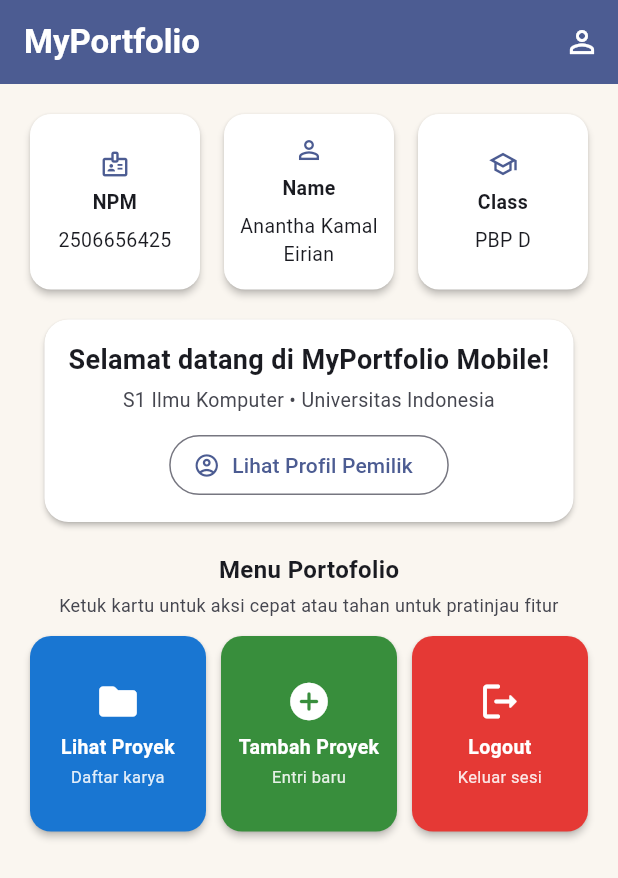
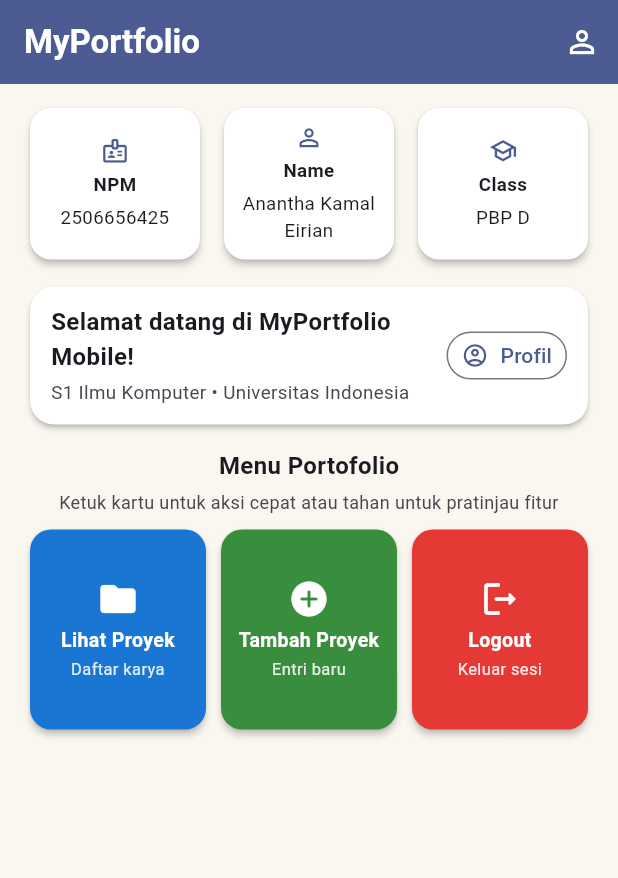
Before and after one commit to ananthakamal-lgtm/myportofolio_mobile, a Flutter app: the screen it shows after launch, on a phone screen of 412 x 824 dp. Shown: the top 878 px of the screen. Run offline on Flutter 3.47's test engine with Material 3 defaults, Android fonts, the phone set to English and light mode, and no system bars.

Commit message:
fix(menu): refine responsive card width and grid ratio to prevent overflow

```diff
--- a/lib/menu.dart
+++ b/lib/menu.dart
@@ -183,10 +183,10 @@ class MyHomePage extends StatelessWidget {
       // SafeArea dan SingleChildScrollView mencegah overflow pada layar kecil.
       body: SafeArea(
         child: SingleChildScrollView(
-          padding: const EdgeInsets.all(16.0),
+          padding: const EdgeInsets.symmetric(horizontal: 16.0, vertical: 12.0),
           child: Center(
             child: ConstrainedBox(
-              constraints: const BoxConstraints(maxWidth: 460),
+              constraints: const BoxConstraints(maxWidth: 560),
               child: Column(
                 crossAxisAlignment: CrossAxisAlignment.center,
                 children: [
@@ -222,7 +222,7 @@ class MyHomePage extends StatelessWidget {
                     ),
                   ),
 
-                  const SizedBox(height: 12.0),
+                  const SizedBox(height: 10.0),
 
                   // Kartu sambutan pemilik portofolio beserta akses cepat profil lengkap.
                   Card(
@@ -232,43 +232,55 @@ class MyHomePage extends StatelessWidget {
                     ),
                     child: Padding(
                       padding: const EdgeInsets.symmetric(
-                        horizontal: 16.0,
-                        vertical: 14.0,
+                        horizontal: 14.0,
+                        vertical: 12.0,
                       ),
+                      child: Row(
+                        children: [
+                          Expanded(
                             child: Column(
+                              crossAxisAlignment: CrossAxisAlignment.start,
                               children: [
                                 const Text(
                                   'Selamat datang di MyPortfolio Mobile!',
-                            textAlign: TextAlign.center,
                                   style: TextStyle(
                                     fontWeight: FontWeight.bold,
-                              fontSize: 18.0,
+                                    fontSize: 16.0,
                                   ),
                                 ),
                                 const SizedBox(height: 4.0),
                                 Text(
                                   programStudi,
-                            textAlign: TextAlign.center,
                                   style: TextStyle(
-                              fontSize: 13.0,
+                                    fontSize: 12.5,
                                     color: colorScheme.onSurfaceVariant,
                                   ),
                                 ),
-                          const SizedBox(height: 10.0),
+                              ],
+                            ),
+                          ),
+                          const SizedBox(width: 8.0),
                           OutlinedButton.icon(
                             onPressed: () => _showOwnerProfileSheet(context),
+                            style: OutlinedButton.styleFrom(
+                              padding: const EdgeInsets.symmetric(
+                                horizontal: 10,
+                                vertical: 8,
+                              ),
+                              visualDensity: VisualDensity.compact,
+                            ),
                             icon: const Icon(
                               Icons.account_circle_outlined,
                               size: 18,
                             ),
-                            label: const Text('Lihat Profil Pemilik'),
+                            label: const Text('Profil'),
                           ),
                         ],
                       ),
                     ),
                   ),
 
-                  const SizedBox(height: 16.0),
+                  const SizedBox(height: 12.0),
 
                   // Bagian menu aksi portofolio.
                   const Text(
@@ -288,23 +300,26 @@ class MyHomePage extends StatelessWidget {
                     ),
                   ),
 
-                  // GridView menampilkan kartu tombol dalam tata letak kisi 3 kolom.
-                  GridView.count(
+                  // Batasi lebar GridView agar ukuran kartu menu tetap proporsional di layar lebar.
+                  ConstrainedBox(
+                    constraints: const BoxConstraints(maxWidth: 380),
+                    child: GridView.count(
                       primary: false,
                       physics: const NeverScrollableScrollPhysics(),
                       padding: const EdgeInsets.symmetric(
-                      vertical: 12.0,
+                        vertical: 10.0,
                         horizontal: 4.0,
                       ),
                       crossAxisSpacing: 10,
                       mainAxisSpacing: 10,
                       crossAxisCount: 3,
-                    childAspectRatio: 0.90,
+                      childAspectRatio: 0.88,
                       // shrinkWrap agar ukuran kisi menyesuaikan tinggi konten anak.
                       shrinkWrap: true,
                       children: items.map((ItemHomepage item) {
                         return ItemCard(item);
                       }).toList(),
+                    ),
                   ),
                 ],
               ),
@@ -338,27 +353,27 @@ class InfoCard extends StatelessWidget {
       elevation: 2.0,
       shape: RoundedRectangleBorder(borderRadius: BorderRadius.circular(14)),
       child: Padding(
-        padding: const EdgeInsets.symmetric(horizontal: 10.0, vertical: 14.0),
+        padding: const EdgeInsets.symmetric(horizontal: 8.0, vertical: 10.0),
         child: Column(
           mainAxisAlignment: MainAxisAlignment.center,
           children: [
             if (icon != null) ...[
-              Icon(icon, size: 20.0, color: colorScheme.primary),
-              const SizedBox(height: 6.0),
+              Icon(icon, size: 19.0, color: colorScheme.primary),
+              const SizedBox(height: 4.0),
             ],
             Text(
               title,
               textAlign: TextAlign.center,
               style: const TextStyle(
                 fontWeight: FontWeight.bold,
-                fontSize: 13.0,
+                fontSize: 12.5,
               ),
             ),
-            const SizedBox(height: 6.0),
+            const SizedBox(height: 4.0),
             Text(
               content,
               textAlign: TextAlign.center,
-              style: const TextStyle(fontSize: 13.0),
+              style: const TextStyle(fontSize: 12.5),
             ),
           ],
         ),
@@ -480,7 +495,7 @@ class ItemCard extends StatelessWidget {
         onTap: () => _handleTap(context),
         onLongPress: () => _showItemDetailDialog(context),
         child: Container(
-          padding: const EdgeInsets.all(10),
+          padding: const EdgeInsets.symmetric(horizontal: 6, vertical: 8),
           child: Center(
             child: Column(
               mainAxisAlignment: MainAxisAlignment.center,
@@ -488,9 +503,9 @@ class ItemCard extends StatelessWidget {
                 Icon(
                   item.icon,
                   color: Colors.white,
-                  size: 30.0,
+                  size: 28.0,
                 ),
-                const SizedBox(height: 6),
+                const SizedBox(height: 4),
                 Text(
                   item.name,
                   textAlign: TextAlign.center,
```
Lines whose indentation alone changed are shown as unchanged.
